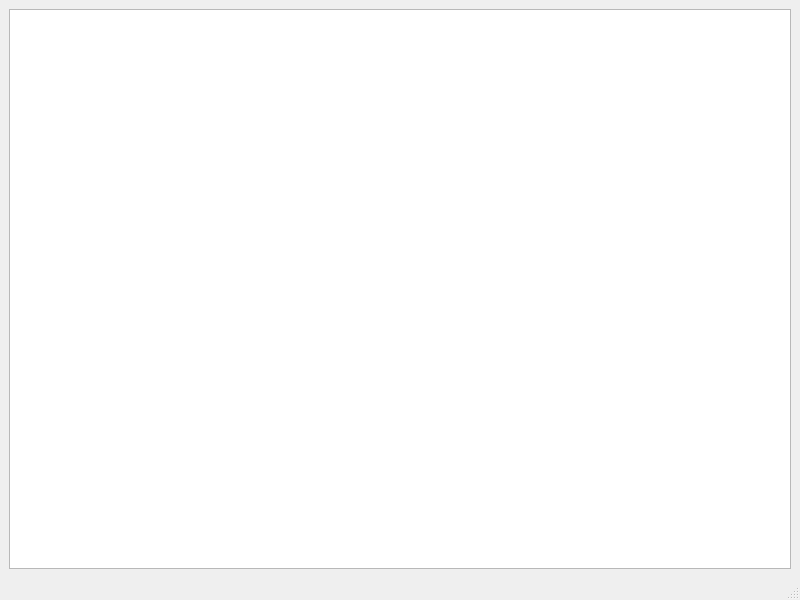
Kumazuma/QTWebpCam, file edit/editwindow.ui: the form before one commit.
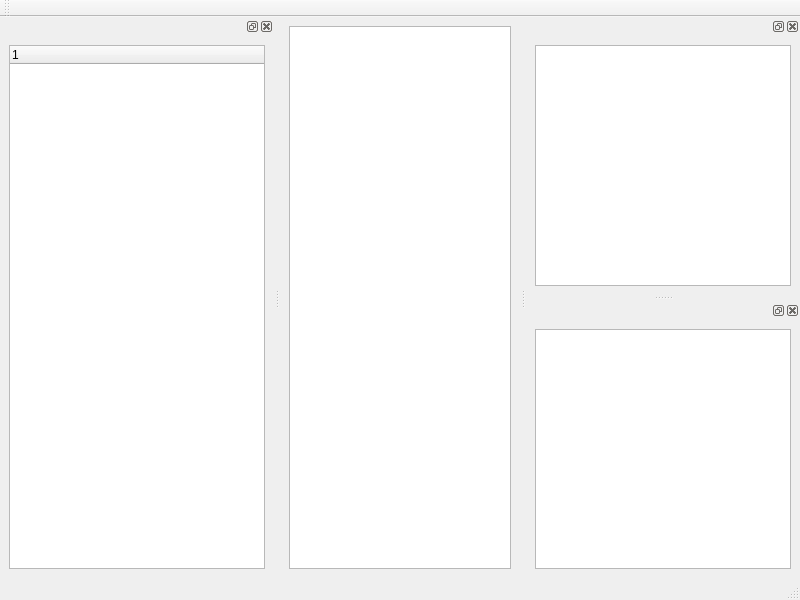
The form after the commit.

Commit message: 편집 창 프레임 목록을 ListView로 변경하여 개선

Patch:
```diff
--- a/edit/editwindow.ui
+++ b/edit/editwindow.ui
@@ -13,10 +13,16 @@
   <property name="windowTitle">
    <string>MainWindow</string>
   </property>
+  <property name="tabShape">
+   <enum>QTabWidget::Rounded</enum>
+  </property>
+  <property name="unifiedTitleAndToolBarOnMac">
+   <bool>true</bool>
+  </property>
   <widget class="QWidget" name="centralwidget">
-   <layout class="QHBoxLayout" name="horizontalLayout">
+   <layout class="QVBoxLayout" name="verticalLayout_2">
     <item>
-     <widget class="QListWidget" name="listWidget"/>
+     <widget class="QGraphicsView" name="graphicsView"/>
     </item>
    </layout>
   </widget>
@@ -31,6 +37,66 @@
    </property>
   </widget>
   <widget class="QStatusBar" name="statusbar"/>
+  <widget class="QDockWidget" name="dockWidget">
+   <attribute name="dockWidgetArea">
+    <number>2</number>
+   </attribute>
+   <widget class="QWidget" name="dockWidgetContents">
+    <layout class="QVBoxLayout" name="verticalLayout">
+     <item>
+      <widget class="QUndoView" name="undoView"/>
+     </item>
+    </layout>
+   </widget>
+  </widget>
+  <widget class="QToolBar" name="toolBar">
+   <property name="windowTitle">
+    <string>toolBar</string>
+   </property>
+   <attribute name="toolBarArea">
+    <enum>TopToolBarArea</enum>
+   </attribute>
+   <attribute name="toolBarBreak">
+    <bool>false</bool>
+   </attribute>
+  </widget>
+  <widget class="QDockWidget" name="dockWidget_2">
+   <attribute name="dockWidgetArea">
+    <number>2</number>
+   </attribute>
+   <widget class="QWidget" name="dockWidgetContents_2">
+    <layout class="QVBoxLayout" name="verticalLayout_3">
+     <item>
+      <widget class="QListView" name="listView">
+       <property name="iconSize">
+        <size>
+         <width>64</width>
+         <height>64</height>
+        </size>
+       </property>
+      </widget>
+     </item>
+    </layout>
+   </widget>
+  </widget>
+  <widget class="QDockWidget" name="dockWidget_3">
+   <attribute name="dockWidgetArea">
+    <number>1</number>
+   </attribute>
+   <widget class="QWidget" name="dockWidgetContents_3">
+    <layout class="QVBoxLayout" name="verticalLayout_4">
+     <item>
+      <widget class="QTreeWidget" name="treeWidget">
+       <column>
+        <property name="text">
+         <string notr="true">1</string>
+        </property>
+       </column>
+      </widget>
+     </item>
+    </layout>
+   </widget>
+  </widget>
  </widget>
  <resources/>
  <connections/>
```
The commit also changes 13 other files.
